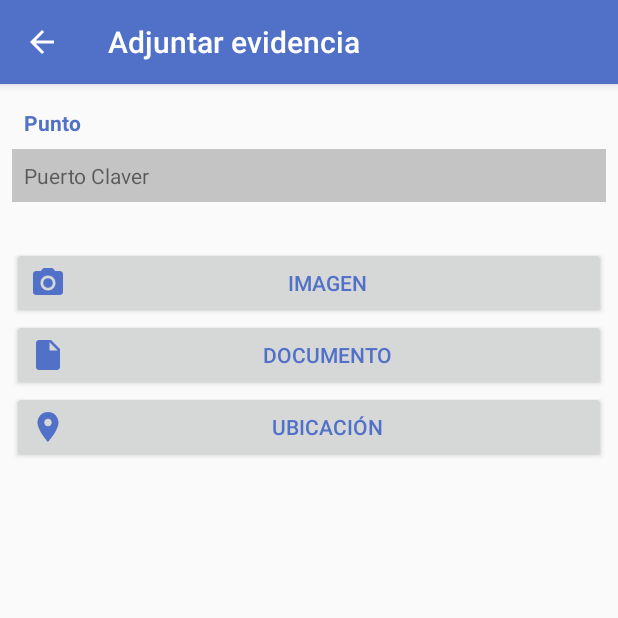
After one commit to compumovil2010msc/Enruta2, an Android app: the AddEvidenceActivity screen opened directly, with no data from a screen before it, on a phone screen of 412 x 824 dp, the top half of it. The commit adds this screen. Run offline under Robolectric (Android 15) with nearby library versions, the phone set to English and light mode, and no system bars.

Commit message:
Added options to add evidence in the activity

```diff
--- a/app/src/main/AndroidManifest.xml
+++ b/app/src/main/AndroidManifest.xml
@@ -37,6 +37,10 @@
             android:name=".MapsActivity"
             android:label="@string/title_activity_maps"></activity>
         <activity
+            android:name=".AddEvidenceActivity"
+            android:label="@string/title_add_evidence"
+            android:parentActivityName=".TabbedActivity"/>
+        <activity
             android:name=".TabbedActivity"
             android:label="@string/title_activity_tabbed"
             android:parentActivityName=".DrawerActivity"
--- /dev/null
+++ b/app/src/main/java/co/edu/javeriana/enrutados/AddEvidenceActivity.java
@@ -0,0 +1,14 @@
+package co.edu.javeriana.enrutados;
+
+import androidx.appcompat.app.AppCompatActivity;
+
+import android.os.Bundle;
+
+public class AddEvidenceActivity extends AppCompatActivity {
+
+    @Override
+    protected void onCreate(Bundle savedInstanceState) {
+        super.onCreate(savedInstanceState);
+        setContentView(R.layout.activity_add_evidence);
+    }
+}
--- a/app/src/main/java/co/edu/javeriana/enrutados/ui/tabs/PlaceholderFragment.java
+++ b/app/src/main/java/co/edu/javeriana/enrutados/ui/tabs/PlaceholderFragment.java
@@ -1,5 +1,6 @@
 package co.edu.javeriana.enrutados.ui.tabs;
 
+import android.content.Intent;
 import android.os.Bundle;
 import android.view.LayoutInflater;
 import android.view.View;
@@ -14,6 +15,9 @@ import androidx.fragment.app.Fragment;
 import androidx.lifecycle.Observer;
 import androidx.lifecycle.ViewModelProviders;
 
+import com.google.android.material.floatingactionbutton.FloatingActionButton;
+
+import co.edu.javeriana.enrutados.AddEvidenceActivity;
 import co.edu.javeriana.enrutados.R;
 
 /**
@@ -49,15 +53,27 @@ public class PlaceholderFragment extends Fragment {
             @NonNull LayoutInflater inflater, ViewGroup container,
             Bundle savedInstanceState) {
         View root = inflater.inflate(R.layout.fragment_tabbed, container, false);
+        final FloatingActionButton addEvidence = root.findViewById(R.id.add_evidence);
+        addEvidence.setOnClickListener(new View.OnClickListener() {
+            @Override
+            public void onClick(View v) {
+                Intent intent = new Intent(v.getContext(), AddEvidenceActivity.class);
+                startActivity(intent);
+            }
+        });
+
         final ScrollView infoSegment = root.findViewById(R.id.info_segment);
         final FrameLayout evidenceSegment = root.findViewById(R.id.evidence_segment);
+
         pageViewModel.getText().observe(this, new Observer<String>() {
             @Override
             public void onChanged(@Nullable String s) {
-                if (s.equals("1")) {
-                    infoSegment.setVisibility(View.VISIBLE);
-                } else if (s.equals("2")) {
-                    evidenceSegment.setVisibility(View.VISIBLE);
+                if (s != null) {
+                    if (s.equals("1")) {
+                        infoSegment.setVisibility(View.VISIBLE);
+                    } else if (s.equals("2")) {
+                        evidenceSegment.setVisibility(View.VISIBLE);
+                    }
                 }
             }
         });
--- /dev/null
+++ b/app/src/main/res/drawable/ic_insert_drive_file_black_24dp.xml
@@ -0,0 +1,9 @@
+<vector xmlns:android="http://schemas.android.com/apk/res/android"
+        android:width="24dp"
+        android:height="24dp"
+        android:viewportWidth="24.0"
+        android:viewportHeight="24.0">
+    <path
+        android:fillColor="#FF000000"
+        android:pathData="M6,2c-1.1,0 -1.99,0.9 -1.99,2L4,20c0,1.1 0.89,2 1.99,2L18,22c1.1,0 2,-0.9 2,-2L20,8l-6,-6L6,2zM13,9L13,3.5L18.5,9L13,9z"/>
+</vector>
--- /dev/null
+++ b/app/src/main/res/drawable/ic_place_black_24dp.xml
@@ -0,0 +1,9 @@
+<vector xmlns:android="http://schemas.android.com/apk/res/android"
+        android:width="24dp"
+        android:height="24dp"
+        android:viewportWidth="24.0"
+        android:viewportHeight="24.0">
+    <path
+        android:fillColor="#FF000000"
+        android:pathData="M12,2C8.13,2 5,5.13 5,9c0,5.25 7,13 7,13s7,-7.75 7,-13c0,-3.87 -3.13,-7 -7,-7zM12,11.5c-1.38,0 -2.5,-1.12 -2.5,-2.5s1.12,-2.5 2.5,-2.5 2.5,1.12 2.5,2.5 -1.12,2.5 -2.5,2.5z"/>
+</vector>
--- /dev/null
+++ b/app/src/main/res/layout/activity_add_evidence.xml
@@ -0,0 +1,49 @@
+<?xml version="1.0" encoding="utf-8"?>
+<LinearLayout xmlns:android="http://schemas.android.com/apk/res/android"
+    xmlns:app="http://schemas.android.com/apk/res-auto"
+    xmlns:tools="http://schemas.android.com/tools"
+    android:layout_width="match_parent"
+    android:layout_height="match_parent"
+    android:orientation="vertical"
+    android:padding="8dp"
+    tools:context=".AddEvidenceActivity">
+
+    <TextView
+        android:text="@string/point_of_service"
+        android:textStyle="bold"
+        android:padding="8dp"
+        android:textColor="@color/mainBackgroundColor"
+        android:layout_width="match_parent"
+        android:layout_height="wrap_content"/>
+    <TextView
+        android:text="Puerto Claver"
+        android:background="@color/soft_grey"
+        android:padding="8dp"
+        android:layout_width="match_parent"
+        android:layout_height="wrap_content"
+        android:layout_marginBottom="30dp"/>
+    <Button
+        android:id="@+id/button_add_image"
+        android:layout_width="match_parent"
+        android:layout_height="wrap_content"
+        android:drawableLeft="@drawable/ic_menu_camera"
+        android:textColor="@color/mainBackgroundColor"
+        android:drawableTint="@color/mainBackgroundColor"
+        android:text="@string/image"/>
+    <Button
+        android:id="@+id/button_add_document"
+        android:layout_width="match_parent"
+        android:layout_height="wrap_content"
+        android:drawableLeft="@drawable/ic_insert_drive_file_black_24dp"
+        android:textColor="@color/mainBackgroundColor"
+        android:drawableTint="@color/mainBackgroundColor"
+        android:text="@string/document"/>
+    <Button
+        android:id="@+id/button_add_location"
+        android:layout_width="match_parent"
+        android:layout_height="wrap_content"
+        android:drawableLeft="@drawable/ic_place_black_24dp"
+        android:textColor="@color/mainBackgroundColor"
+        android:drawableTint="@color/mainBackgroundColor"
+        android:text="@string/location"/>
+</LinearLayout>
--- a/app/src/main/res/values/strings.xml
+++ b/app/src/main/res/values/strings.xml
@@ -39,7 +39,12 @@
 
     <string name="home_second">Home Second</string>
     <string name="title_activity_tabbed">TabbedActivity</string>
+    <string name="title_add_evidence">Adjuntar evidencia</string>
     <string name="images">Imágenes</string>
     <string name="documents">Documentos</string>
+
     <string name="title_activity_maps">Map</string>
+    <string name="image">Imagen</string>
+    <string name="document">Documento</string>
+    <string name="location">Ubicación</string>
 </resources>
```
